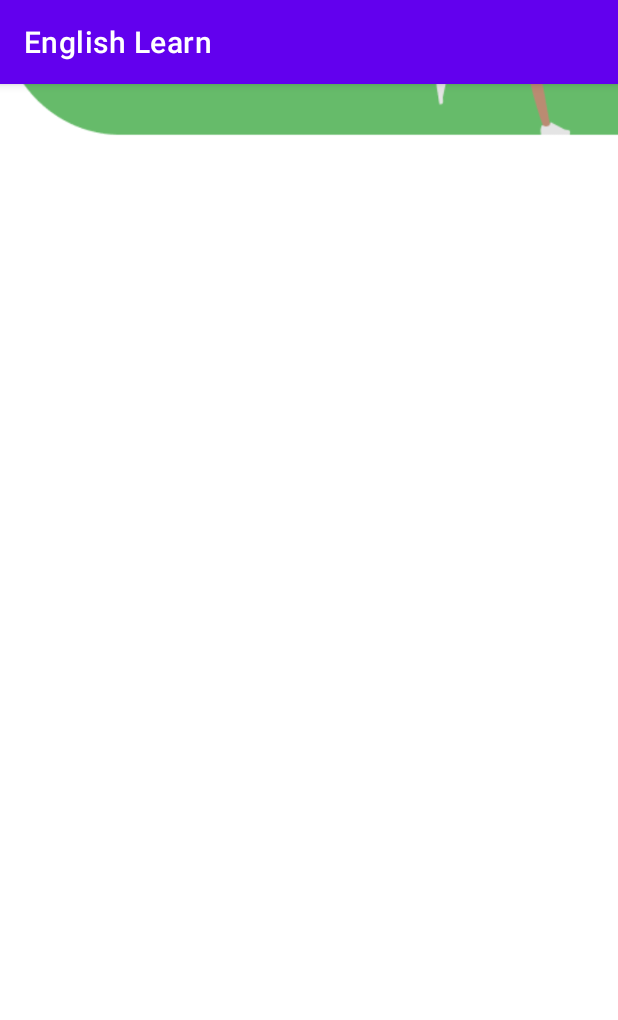
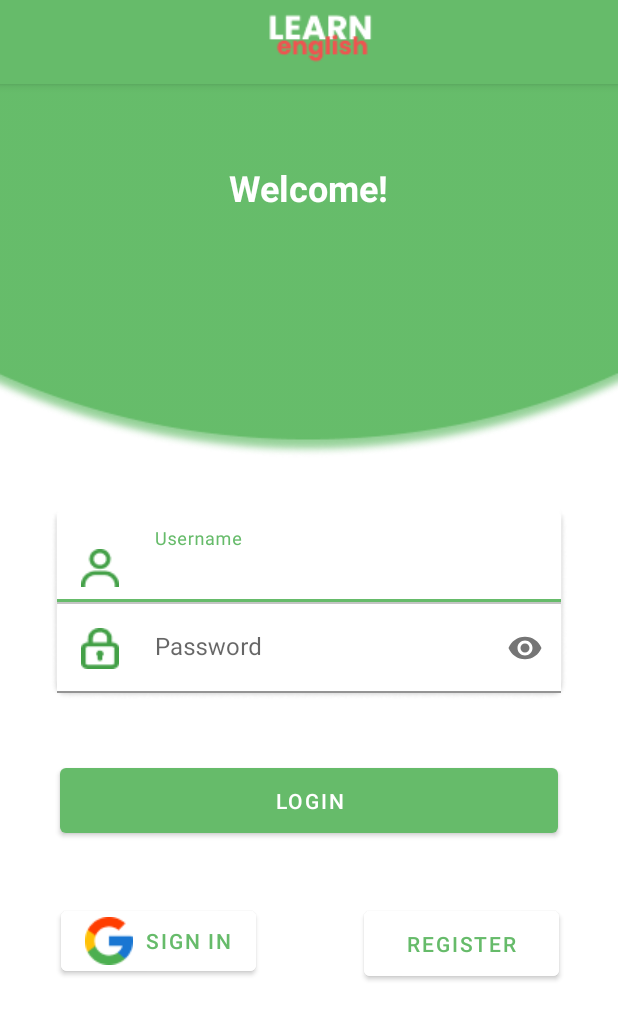
Before and after one commit to icksannugrahaa/Pronunciation-Learning-with-Translator, an Android app: the screen it shows after launch (MainActivity before the commit, LoginActivity after it), after a tap on "LOGIN", on a phone screen of 412 x 824 dp. Shown: the top 1020 px of the screen. Run offline under Robolectric (Android 15) with nearby library versions, the light colour scheme and no system bars.

Commit message:
Adding Login UI

```diff
--- a/apps/app/src/main/AndroidManifest.xml
+++ b/apps/app/src/main/AndroidManifest.xml
@@ -9,8 +9,14 @@
         android:roundIcon="@mipmap/ic_launcher_round"
         android:supportsRtl="true"
         android:theme="@style/Theme.EnglishLearn">
-        <activity android:name=".ui.splashscreen.SplashScreenActivity"></activity>
-        <activity android:name=".ui.main.MainActivity">
+        <activity android:name=".ui.login.LoginActivity"
+            android:theme="@style/Theme.EnglishLearn.NoActionBar" />
+        <activity
+            android:name=".ui.main.MainActivity"
+            android:theme="@style/Theme.EnglishLearn.NoActionBar" />
+        <activity
+            android:name=".ui.splashscreen.SplashScreenActivity"
+            android:theme="@style/Theme.EnglishLearn.NoActionBar">
             <intent-filter>
                 <action android:name="android.intent.action.MAIN" />
 
--- /dev/null
+++ b/apps/app/src/main/java/com/ninepm/english/learn/ui/login/LoginActivity.kt
@@ -0,0 +1,20 @@
+package com.ninepm.english.learn.ui.login
+
+import androidx.appcompat.app.AppCompatActivity
+import android.os.Bundle
+import com.ninepm.english.learn.R
+import com.ninepm.english.learn.databinding.ActivityLoginBinding
+import com.ninepm.english.learn.databinding.LoginContentDetailBinding
+
+class LoginActivity : AppCompatActivity() {
+    private lateinit var binding: LoginContentDetailBinding
+
+    override fun onCreate(savedInstanceState: Bundle?) {
+        super.onCreate(savedInstanceState)
+        val loginActivity = ActivityLoginBinding.inflate(layoutInflater)
+        binding = loginActivity.loginContentDetail
+        setSupportActionBar(loginActivity.lessonToolbar)
+        setContentView(loginActivity.root)
+        title = resources.getString(R.string.login)
+    }
+}
--- a/apps/app/src/main/java/com/ninepm/english/learn/ui/main/MainActivity.kt
+++ b/apps/app/src/main/java/com/ninepm/english/learn/ui/main/MainActivity.kt
@@ -6,6 +6,7 @@ import android.os.Bundle
 import android.util.DisplayMetrics
 import com.ninepm.english.learn.R
 import com.ninepm.english.learn.databinding.ActivityMainBinding
+import com.ninepm.english.learn.ui.login.LoginActivity
 import com.ninepm.english.learn.utils.AnimationUtils.Companion.setAnimFlyUp
 import kotlinx.coroutines.*
 
--- /dev/null
+++ b/apps/app/src/main/res/layout/activity_login.xml
@@ -0,0 +1,55 @@
+<?xml version="1.0" encoding="utf-8"?>
+<androidx.coordinatorlayout.widget.CoordinatorLayout xmlns:android="http://schemas.android.com/apk/res/android"
+    xmlns:app="http://schemas.android.com/apk/res-auto"
+    xmlns:tools="http://schemas.android.com/tools"
+    android:layout_width="match_parent"
+    android:layout_height="match_parent">
+
+    <com.google.android.material.appbar.AppBarLayout
+        android:id="@+id/appBarLayout"
+        android:layout_width="match_parent"
+        android:layout_height="wrap_content"
+        android:theme="@style/ThemeOverlay.MaterialComponents.Dark.ActionBar">
+
+        <androidx.appcompat.widget.Toolbar
+            android:id="@+id/lesson_toolbar"
+            android:layout_width="match_parent"
+            android:layout_height="?attr/actionBarSize"
+            android:background="@color/green_200"
+            app:popupTheme="@style/ThemeOverlay.MaterialComponents.Light">
+
+            <androidx.constraintlayout.widget.ConstraintLayout
+                android:layout_width="match_parent"
+                android:layout_height="wrap_content">
+
+                <ImageView
+                    android:id="@+id/img_logo"
+                    android:layout_width="wrap_content"
+                    android:layout_height="wrap_content"
+                    android:src="@drawable/logo_white"
+                    app:layout_constraintBottom_toBottomOf="parent"
+                    app:layout_constraintEnd_toEndOf="parent"
+                    app:layout_constraintStart_toStartOf="parent"
+                    app:layout_constraintTop_toTopOf="parent"
+                    app:layout_constraintVertical_bias="0.518"
+                    tools:ignore="RtlSymmetry" />
+
+            </androidx.constraintlayout.widget.ConstraintLayout>
+
+        </androidx.appcompat.widget.Toolbar>
+
+    </com.google.android.material.appbar.AppBarLayout>
+
+    <androidx.core.widget.NestedScrollView
+        android:id="@+id/lesson_nsv"
+        android:layout_width="match_parent"
+        android:layout_height="match_parent"
+        app:layout_behavior="@string/appbar_scrolling_view_behavior">
+
+
+        <include
+            android:id="@+id/login_content_detail"
+            layout="@layout/login_content_detail" />
+    </androidx.core.widget.NestedScrollView>
+
+</androidx.coordinatorlayout.widget.CoordinatorLayout>
--- /dev/null
+++ b/apps/app/src/main/res/layout/login_content_detail.xml
@@ -0,0 +1,131 @@
+<?xml version="1.0" encoding="utf-8"?>
+<androidx.constraintlayout.widget.ConstraintLayout xmlns:android="http://schemas.android.com/apk/res/android"
+    xmlns:app="http://schemas.android.com/apk/res-auto"
+    xmlns:tools="http://schemas.android.com/tools"
+    android:layout_width="match_parent"
+    android:layout_height="match_parent">
+
+    <ImageView
+        android:id="@+id/img_bg"
+        android:layout_width="wrap_content"
+        android:layout_height="wrap_content"
+        android:scaleType="fitXY"
+        app:layout_constraintEnd_toEndOf="parent"
+        app:layout_constraintHorizontal_bias="1.0"
+        app:layout_constraintStart_toStartOf="parent"
+        app:layout_constraintTop_toTopOf="parent"
+        app:srcCompat="@drawable/login_bg" />
+
+    <TextView
+        android:id="@+id/textView"
+        android:layout_width="wrap_content"
+        android:layout_height="wrap_content"
+        android:text="@string/welcome"
+        android:textColor="@color/white"
+        android:textSize="24sp"
+        android:textStyle="bold"
+        app:layout_constraintBottom_toBottomOf="@+id/img_bg"
+        app:layout_constraintEnd_toEndOf="parent"
+        app:layout_constraintStart_toStartOf="parent"
+        app:layout_constraintTop_toTopOf="parent"
+        app:layout_constraintVertical_bias="0.243" />
+
+    <LinearLayout
+        android:id="@+id/login_layout"
+        android:layout_width="wrap_content"
+        android:layout_height="wrap_content"
+        android:layout_marginTop="32dp"
+        android:background="@drawable/login_form_bg"
+        android:gravity="center"
+        android:orientation="vertical"
+        app:layout_constraintEnd_toEndOf="parent"
+        app:layout_constraintStart_toStartOf="parent"
+        app:layout_constraintTop_toBottomOf="@+id/img_bg">
+
+        <com.google.android.material.textfield.TextInputLayout
+            android:layout_width="match_parent"
+            android:layout_height="wrap_content"
+            android:layout_marginStart="4dp"
+            android:layout_marginEnd="4dp"
+            >
+            <com.google.android.material.textfield.TextInputEditText
+                android:id="@+id/idt_username"
+                android:layout_width="match_parent"
+                android:layout_height="wrap_content"
+                android:drawableStart="@drawable/ic_user_green"
+                android:drawablePadding="24dp"
+                android:hint="@string/username"
+                android:inputType="text"
+                android:backgroundTint="@color/white"/>
+        </com.google.android.material.textfield.TextInputLayout>
+
+        <ImageView
+            android:layout_width="match_parent"
+            android:layout_height="wrap_content"
+            android:src="@drawable/line" />
+
+        <com.google.android.material.textfield.TextInputLayout
+            android:layout_width="match_parent"
+            android:layout_height="wrap_content"
+            android:layout_marginStart="4dp"
+            android:layout_marginEnd="4dp"
+            app:passwordToggleEnabled="true">
+
+            <com.google.android.material.textfield.TextInputEditText
+                android:layout_width="match_parent"
+                android:layout_height="wrap_content"
+                android:backgroundTint="@color/white"
+                android:drawableStart="@drawable/ic_lock_green"
+                android:drawablePadding="24dp"
+                android:inputType="textPassword"
+                android:padding="16dp"
+                android:hint="@string/password"
+                android:textColor="@color/grey_200" />
+        </com.google.android.material.textfield.TextInputLayout>
+
+    </LinearLayout>
+
+    <Button
+        android:id="@+id/btn_act_login"
+        android:layout_width="match_parent"
+        android:layout_height="wrap_content"
+        android:layout_marginStart="40dp"
+        android:layout_marginTop="40dp"
+        android:layout_marginEnd="40dp"
+        android:padding="12dp"
+        android:text="@string/login"
+        app:layout_constraintEnd_toEndOf="@+id/login_layout"
+        app:layout_constraintHorizontal_bias="0.498"
+        app:layout_constraintStart_toStartOf="@+id/login_layout"
+        app:layout_constraintTop_toBottomOf="@+id/login_layout" />
+
+    <Button
+        android:id="@+id/btn_register"
+        android:layout_width="130dp"
+        android:layout_height="wrap_content"
+        android:layout_marginTop="40dp"
+        android:padding="12dp"
+        android:text="@string/register"
+        android:textColor="@color/green_200"
+        android:backgroundTint="@color/white"
+        app:layout_constraintEnd_toEndOf="@+id/btn_act_login"
+        app:layout_constraintHorizontal_bias="1.0"
+        app:layout_constraintStart_toStartOf="@+id/login_layout"
+        app:layout_constraintTop_toBottomOf="@+id/btn_act_login" />
+
+    <Button
+        android:id="@+id/btn_act_gsign"
+        android:layout_width="130dp"
+        android:layout_height="wrap_content"
+        android:text="@string/signin"
+        android:drawableLeft="@drawable/ic_gsignin"
+        android:textColor="@color/green_200"
+        android:backgroundTint="@color/white"
+        app:layout_constraintBottom_toBottomOf="@+id/btn_register"
+        app:layout_constraintEnd_toEndOf="@+id/btn_act_login"
+        app:layout_constraintHorizontal_bias="0.0"
+        app:layout_constraintStart_toStartOf="@+id/btn_act_login"
+        app:layout_constraintTop_toTopOf="@+id/btn_register"
+        app:layout_constraintVertical_bias="0.0" />
+
+</androidx.constraintlayout.widget.ConstraintLayout>
--- a/apps/app/src/main/res/values/strings.xml
+++ b/apps/app/src/main/res/values/strings.xml
@@ -6,4 +6,9 @@
     <string name="login_to_save_your_progress">Login to save your progress</string>
     <string name="let_start">Let\'s Start</string>
     <string name="start_learning">English Learn</string>
+    <string name="welcome">Welcome!</string>
+    <string name="username">Username</string>
+    <string name="password">Password</string>
+    <string name="register">Register</string>
+    <string name="signin">Sign In</string>
 </resources>
--- a/apps/app/src/main/res/values/themes.xml
+++ b/apps/app/src/main/res/values/themes.xml
@@ -2,8 +2,8 @@
     <!-- Base application theme. -->
     <style name="Theme.EnglishLearn" parent="Theme.MaterialComponents.DayNight.DarkActionBar">
         <!-- Primary brand color. -->
-        <item name="colorPrimary">@color/purple_500</item>
-        <item name="colorPrimaryVariant">@color/purple_700</item>
+        <item name="colorPrimary">@color/green_200</item>
+        <item name="colorPrimaryVariant">@color/green_700</item>
         <item name="colorOnPrimary">@color/white</item>
         <!-- Secondary brand color. -->
         <item name="colorSecondary">@color/teal_200</item>
@@ -13,4 +13,8 @@
         <item name="android:statusBarColor" tools:targetApi="l">?attr/colorPrimaryVariant</item>
         <!-- Customize your theme here. -->
     </style>
+    <style name="Theme.EnglishLearn.NoActionBar">
+        <item name="windowActionBar">false</item>
+        <item name="windowNoTitle">true</item>
+    </style>
 </resources>
```
Also changed, not shown: apps/app/src/main/res/drawable/ic_gsignin.png (added), apps/app/src/main/res/drawable/ic_lock_green.png (added), apps/app/src/main/res/drawable/ic_user_green.png (added), apps/app/src/main/res/drawable/line.png (added), apps/app/src/main/res/drawable/login_bg.png (added), apps/app/src/main/res/drawable/login_form_bg.png (added), apps/app/src/main/res/drawable/logo_white.png (added).
